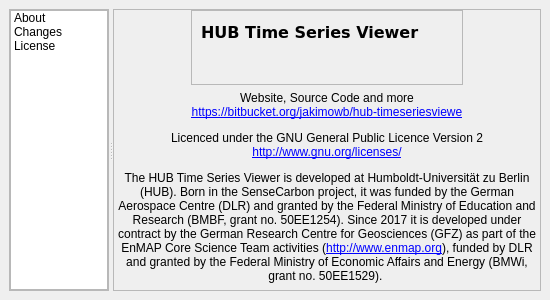
Qt form timeseriesviewer/ui/aboutdialog.ui (jakimowb/eo-time-series-viewer) before a commit.
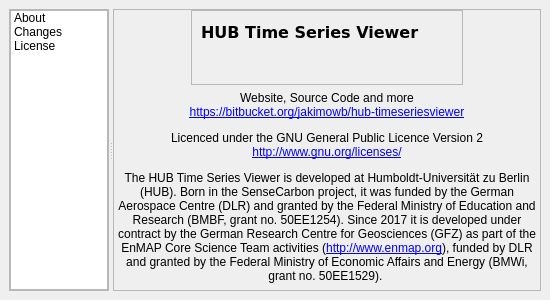
The same form after that commit. The open tabs and pages were chosen to show the change. Icons and pictures are not drawn.

Commit message: Updated AboutDialog, solved #31

```diff
--- a/timeseriesviewer/ui/aboutdialog.ui
+++ b/timeseriesviewer/ui/aboutdialog.ui
@@ -320,7 +320,7 @@
               <number>0</number>
              </property>
              <property name="text">
-              <string>&lt;html&gt;&lt;head/&gt;&lt;body&gt;&lt;p align=&quot;center&quot;&gt;Website, Source Code and more&lt;br/&gt;&lt;a href=&quot;https://bitbucket.org/jakimowb/hub-timeseriesviewer&quot;&gt;&lt;span style=&quot; text-decoration: underline; color:#0000ff;&quot;&gt;https://bitbucket.org/jakimowb/hub-timeseriesviewe&lt;/span&gt;&lt;/a&gt;&lt;/p&gt;&lt;p align=&quot;center&quot;&gt;Licenced under the GNU General Public Licence Version 2&lt;br/&gt;&lt;a href=&quot;http://www.gnu.org/licenses/&quot;&gt;&lt;span style=&quot; text-decoration: underline; color:#0000ff;&quot;&gt;http://www.gnu.org/licenses/&lt;/span&gt;&lt;/a&gt;&lt;/p&gt;&lt;p align=&quot;center&quot;&gt;
+              <string>&lt;html&gt;&lt;head/&gt;&lt;body&gt;&lt;p align=&quot;center&quot;&gt;Website, Source Code and more&lt;br/&gt;&lt;a href=&quot;https://bitbucket.org/jakimowb/hub-timeseriesviewer&quot;&gt;&lt;span style=&quot; text-decoration: underline; color:#0000ff;&quot;&gt;https://bitbucket.org/jakimowb/hub-timeseriesviewer&lt;/span&gt;&lt;/a&gt;&lt;/p&gt;&lt;p align=&quot;center&quot;&gt;Licenced under the GNU General Public Licence Version 2&lt;br/&gt;&lt;a href=&quot;http://www.gnu.org/licenses/&quot;&gt;&lt;span style=&quot; text-decoration: underline; color:#0000ff;&quot;&gt;http://www.gnu.org/licenses/&lt;/span&gt;&lt;/a&gt;&lt;/p&gt;&lt;p align=&quot;center&quot;&gt;
 The HUB Time Series Viewer is developed at Humboldt-Universit&amp;auml;t zu Berlin (HUB). Born in the SenseCarbon project, it was funded by the German Aerospace Centre (DLR) and granted by the Federal Ministry of Education and Research (BMBF, grant no. 50EE1254). Since 2017 it is developed under contract by the German Research Centre for Geosciences (GFZ) as part of the EnMAP Core Science Team activities (&lt;a href=&quot;http://www.enmap.org&quot;&gt;&lt;span style=&quot; text-decoration: underline; color:#0000ff;&quot;&gt;http://www.enmap.org&lt;/span&gt;&lt;/a&gt;), funded by DLR and granted by the Federal Ministry of Economic Affairs and Energy (BMWi, grant no. 50EE1529).
 
  &lt;/p&gt;&lt;/body&gt;&lt;/html&gt;</string>
```
Left out of the diff: 2 changed lines with no effect on the pictures. The commit also changes 2 other files.
